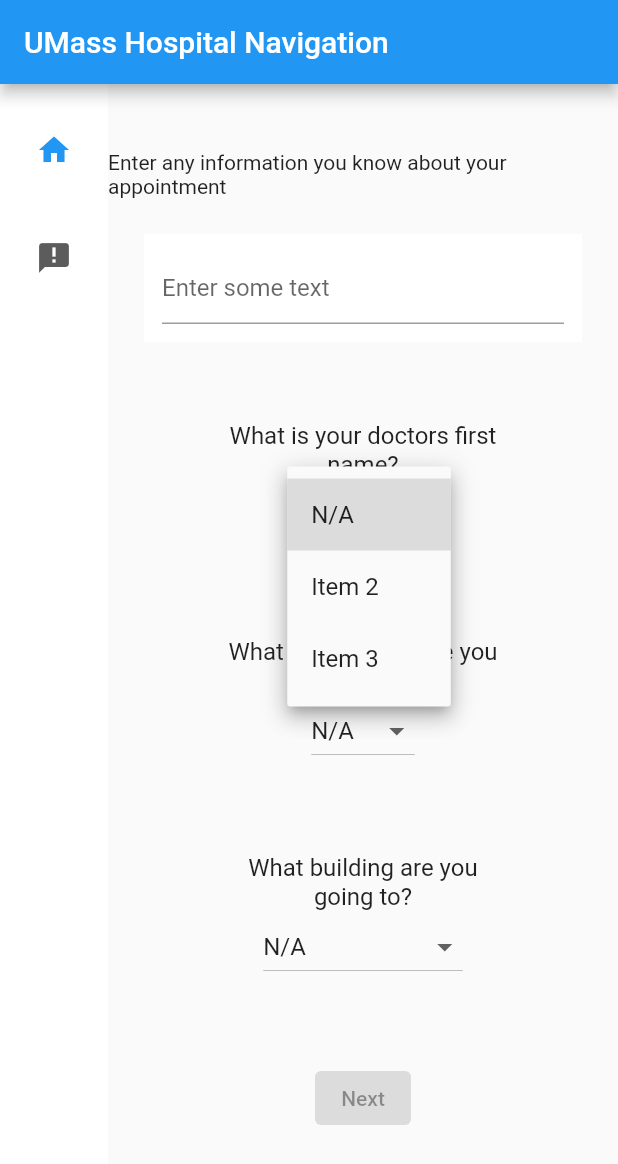
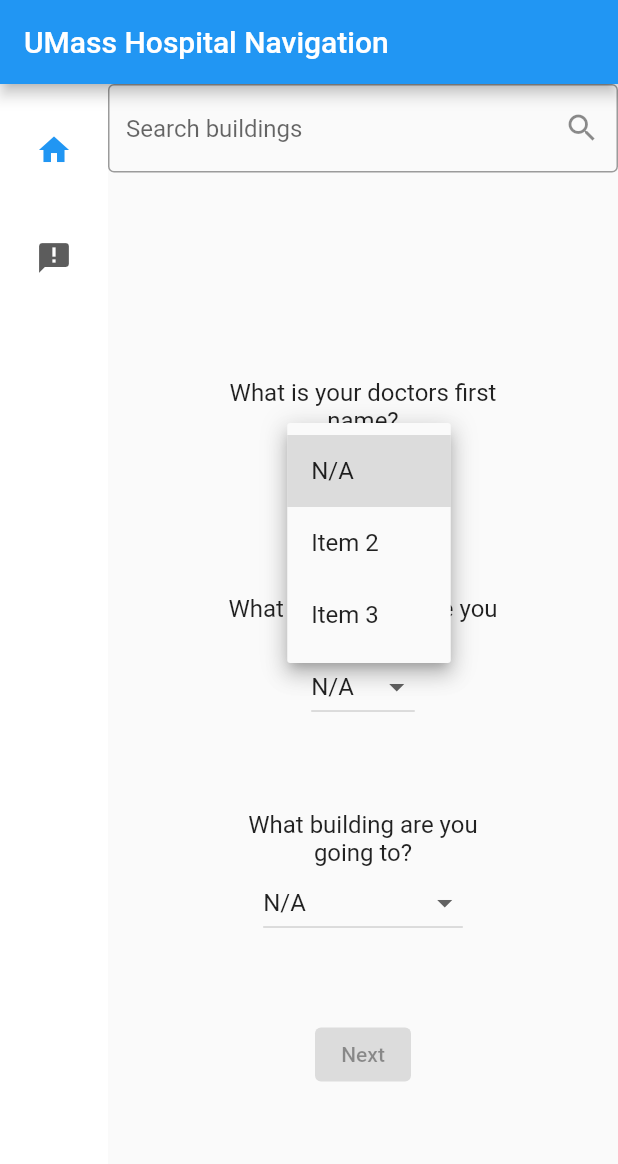
Before and after one commit to zzberries/flutter_test1, a Flutter app: the screen it shows after launch, after a tap on "N/A", on a phone screen of 412 x 824 dp. Shown: the top 1164 px of the screen. Run offline on Flutter 3.47's test engine with Material 2 defaults, Android fonts, the phone set to English and light mode, and no system bars; our stand-ins replace cloud_firestore, firebase_core, flutter_map, latlong2; missing offline and left inert: latlng; accounts and stored records are empty.

Commit message:
Half working search thing

```diff
--- a/lib/main.dart
+++ b/lib/main.dart
@@ -17,24 +17,14 @@ import 'package:flutter/widgets.dart';
 import 'map-page.dart';
 
 
+void main() async {
 
-void main() async {
-  runApp(const MyApp());
-
+  WidgetsFlutterBinding.ensureInitialized();
   await Firebase.initializeApp(
     options: DefaultFirebaseOptions.currentPlatform,
   );
+  runApp(const MyApp());
 
-  FirebaseFirestore db = FirebaseFirestore.instance;
-
-  final docRef = db.collection("dcotors").doc("doctor1");
-  docRef.get().then(
-    (DocumentSnapshot doc) {
-      final data = doc.data() as Map<String, dynamic>;
-      print(data);
-    },
-    onError: (e) => print("Error getting document: $e"),
-  );
 }
 
 String building = "";
@@ -129,7 +119,6 @@ class _MyHomePageState extends State<MyHomePage> {
     ];
     return menuItems;
   }
-
   */
   var selectedIndex = 0;
 
@@ -144,7 +133,7 @@ class _MyHomePageState extends State<MyHomePage> {
     Widget page;
     switch (selectedIndex) {
       case 0:
-        page = const GeneratorPage();
+        page = SearchPage();
         break;
       case 1:
         page = OpeningPage();
@@ -184,7 +173,10 @@ class _MyHomePageState extends State<MyHomePage> {
             ),
             Expanded(
               child: Container(
-                color: Theme.of(context).colorScheme.primaryContainer,
+                color: Theme
+                    .of(context)
+                    .colorScheme
+                    .primaryContainer,
                 child: page,
               ),
             ),
@@ -197,210 +189,6 @@ class _MyHomePageState extends State<MyHomePage> {
 // This trailing comma makes auto-formatting nicer for build methods.
 }
 
-class GeneratorPage extends StatefulWidget {
-  const GeneratorPage({super.key});
-
-  @override
-  State<GeneratorPage> createState() => _GeneratorPageState();
-}
-
-class _GeneratorPageState extends State<GeneratorPage> {
-  int _counter = 0;
-  TextEditingController _textFieldController = TextEditingController();
-  bool _isTextFieldFilled = false;
-
-  void _incrementCounter() {
-    setState(() {
-      // This call to setState tells the Flutter framework that something has
-      // changed in this State, which causes it to rerun the build method below
-      // so that the display can reflect the updated values. If we changed
-      // _counter without calling setState(), then the build method would not be
-      // called again, and so nothing would appear to happen.
-      _counter++;
-    });
-  }
-
-  @override
-  Widget build(BuildContext context) {
-    IconData icon;
-    icon = Icons.arrow_drop_down;
-
-    return Material(
-      child: Center(
-        // Center is a layout widget. It takes a single child and positions it
-        // in the middle of the parent.
-
-        child: Expanded(
-          child: Column(
-            // Column is also a layout widget. It takes a list of children and
-            // arranges them vertically. By default, it sizes itself to fit its
-            // children horizontally, and tries to be as tall as its parent.
-            //
-            // Invoke "debug painting" (press "p" in the console, choose the
-            // "Toggle Debug Paint" action from the Flutter Inspector in Android
-            // Studio, or the "Toggle Debug Paint" command in Visual Studio Code)
-            // to see the wireframe for each widget.
-            //
-            // Column has various properties to control how it sizes itself and
-            // how it positions its children. Here we use mainAxisAlignment to
-            // center the children vertically; the main axis here is the vertical
-            // axis because Columns are vertical (the cross axis would be
-            // horizontal).
-            mainAxisAlignment: MainAxisAlignment.center,
-            children: <Widget>[
-              const Text(
-                'Enter any information you know about your appointment',
-              ),
-              Container(
-                margin: EdgeInsets.all(24),
-                padding: EdgeInsets.all(12),
-                child: TextField(
-                  controller: _textFieldController,
-                  onChanged: (text) {
-                    setState(() {
-                      _isTextFieldFilled = text.isNotEmpty;
-                    });
-                  },
-                  decoration: InputDecoration(
-                    hintText: 'Enter some text',
-                  ),
-                ),
-                decoration: BoxDecoration(color: Colors.white),
-              ),
-              Column(
-                mainAxisSize: MainAxisSize.min,
-                children: [
-                  //Icon(Icons.star, color: Colors.green[500]),
-                  //Icon(Icons.star, color: Colors.green[500]),
-                  // Icon(Icons.star, color: Colors.green[500]),
-                  //const Icon(Icons.star, color: Colors.black),
-                  // const Icon(Icons.star, color: Colors.black),
-
-                  Container(
-                    margin: EdgeInsets.all(24),
-                    padding: EdgeInsets.all(5),
-                    width: 200,
-                    child: Column(
-                      children: [
-                        Text('What is your doctors first name?',
-                            textAlign: TextAlign.center,
-                            style: TextStyle(
-                              fontSize: 16, // set the font size to 16
-                            )),
-                        CustomDropdownButton(
-                          items: ['N/A', 'Item 2', 'Item 3'],
-                          selectedItem: 'N/A',
-                          onChanged: (String newValue) {
-                            if (newValue != 'N/A') {
-                              setState(() {
-                                _isTextFieldFilled = true;
-                              });
-                            }
-                            if (newValue == 'N/A') {
-                              setState(() {
-                                _isTextFieldFilled = false;
-                              });
-                            }
-                          },
-                        ),
-                      ],
-                    ),
-                  ),
-                  Container(
-                    margin: EdgeInsets.all(24),
-                    padding: EdgeInsets.all(5),
-                    width: 200,
-                    child: Column(
-                      children: [
-                        Text('What department are you going to?',
-                            textAlign: TextAlign.center,
-                            style: TextStyle(
-                              fontSize: 16, // set the font size to 16
-                            )),
-                        CustomDropdownButton(
-                          items: ['N/A', 'Item 2', 'Item 3'],
-                          selectedItem: 'N/A',
-                          onChanged: (String newValue) {
-                            if (newValue != 'N/A') {
-                              setState(() {
-                                _isTextFieldFilled = true;
-                              });
-                            }
-                            if (newValue == 'N/A') {
-                              setState(() {
-                                _isTextFieldFilled = false;
-                              });
-                            }
-                          },
-                        ),
-                      ],
-                    ),
-                  ),
-
-                  Container(
-                    margin: EdgeInsets.all(24),
-                    padding: EdgeInsets.all(5),
-
-                    width: 200,
-                    child: Column(
-                      children: [
-                        Text('What building are you going to?',
-                            textAlign: TextAlign.center,
-                            style: TextStyle(
-                              fontSize: 16, // set the font size to 16
-                            )),
-                        CustomDropdownButton(
-                          items: [
-                            'N/A',
-                            'ACC',
-                            'Aaron Lazare',
-                            'Medical School'
-                          ],
-                          selectedItem: 'N/A',
-                          onChanged: (String newValue) {
-                            building = newValue;
-                            if (newValue != 'N/A') {
-                              setState(() {
-                                _isTextFieldFilled = true;
-                              });
-                            }
-                            if (newValue == 'N/A') {
-                              setState(() {
-                                _isTextFieldFilled = false;
-                              });
-                            }
-                          },
-                        ),
-                      ],
-                    ),
-                    //decoration: BoxDecoration(color: Colors.white),
-                  ),
-
-                  Container(
-                    margin: EdgeInsets.all(24),
-                    child: ElevatedButton(
-                      child: const Text('Next'),
-                      onPressed: _isTextFieldFilled
-                          ? () {
-                              Navigator.push(
-                                context,
-                                MaterialPageRoute(
-                                    builder: (context) =>
-                                        const FavoritesPage()),
-                              );
-                            }
-                          : null,
-                    ),
-                  ),
-                ],
-              ),
-            ],
-          ),
-        ),
-      ),
-    );
-  }
-}
 
 
   class OpeningPage extends StatefulWidget {
@@ -471,3 +259,233 @@ class _CustomDropdownButtonState extends State<CustomDropdownButton> {
   );
   }
   }
+//creates a list from firebase document
+  class FirebaseListScreen extends StatelessWidget {
+  @override
+  Widget build(BuildContext context) {
+  return Scaffold(
+  appBar: AppBar(
+  title: Text('Firebase List'),
+  ),
+  body: StreamBuilder<DocumentSnapshot>(
+  stream: FirebaseFirestore.instance
+      .collection('buildings')
+      .doc('11')
+      .collection('my_collection')
+      .doc('my_document')
+      .snapshots(),
+  builder: (context, snapshot) {
+  if (!snapshot.hasData) {
+  return Center(
+  child: CircularProgressIndicator(),
+  );
+  }
+
+  final data = snapshot.data!.data() as Map<String, dynamic>;
+  final myList = data['my_list'] as List<dynamic>;
+
+  return ListView.builder(
+  itemCount: myList.length,
+  itemBuilder: (context, index) {
+  final item = myList[index];
+  return ListTile(
+  title: Text(item),
+  );
+  },
+  );
+  },
+  ),
+  );
+  }
+  }
+
+class SearchPage extends StatefulWidget {
+  @override
+  _SearchPageState createState() => _SearchPageState();
+}
+
+class _SearchPageState extends State<SearchPage> {
+  final CollectionReference doctorsRef =
+  FirebaseFirestore.instance.collection('buildings');
+  List<String> _suggestions = [];
+  TextEditingController _searchController = TextEditingController();
+  bool _isTextFieldFilled = false;
+
+  @override
+  Widget build(BuildContext context) {
+    return Material(
+        child: Column(
+          children: [
+            TextField(
+              controller: _searchController,
+              onChanged: (value) {
+                _getSuggestions(value);
+              },
+              decoration: InputDecoration(
+                hintText: 'Search buildings',
+                border: OutlineInputBorder(),
+                suffixIcon: Icon(Icons.search),
+              ),
+            ),
+            SizedBox(height: 8),
+            Container(
+              height: 100,
+              child: ListView.builder(
+                itemCount: _suggestions.length,
+                itemBuilder: (context, index) {
+                  return ListTile(
+                    title: Text(_suggestions[index]),
+                    onTap: () {
+                      setState(() {
+                        _searchController.text = _suggestions[index];
+                        _isTextFieldFilled = true;
+                      });
+                    },
+                  );
+                },
+              ),
+            ),
+
+            Column(
+              mainAxisSize: MainAxisSize.min,
+              children: [
+                Container(
+                  margin: EdgeInsets.all(24),
+                  padding: EdgeInsets.all(5),
+                  width: 200,
+                  child: Column(
+                    children: [
+                      Text('What is your doctors first name?',
+                          textAlign: TextAlign.center,
+                          style: TextStyle(
+                            fontSize: 16, // set the font size to 16
+                          )),
+                      CustomDropdownButton(
+                        items: ['N/A', 'Item 2', 'Item 3'],
+                        selectedItem: 'N/A',
+                        onChanged: (String newValue) {
+                          if (newValue != 'N/A') {
+                            setState(() {
+                              _isTextFieldFilled = true;
+                            });
+                          }
+                          if (newValue == 'N/A') {
+                            setState(() {
+                              _isTextFieldFilled = false;
+                            });
+                          }
+                        },
+                      ),
+                    ],
+                  ),
+                ),
+                Container(
+                  margin: EdgeInsets.all(24),
+                  padding: EdgeInsets.all(5),
+                  width: 200,
+                  child: Column(
+                    children: [
+                      Text('What department are you going to?',
+                          textAlign: TextAlign.center,
+                          style: TextStyle(
+                            fontSize: 16, // set the font size to 16
+                          )),
+                      CustomDropdownButton(
+                        items: ['N/A', 'Item 2', 'Item 3'],
+                        selectedItem: 'N/A',
+                        onChanged: (String newValue) {
+                          if (newValue != 'N/A') {
+                            setState(() {
+                              _isTextFieldFilled = true;
+                            });
+                          }
+                          if (newValue == 'N/A') {
+                            setState(() {
+                              _isTextFieldFilled = false;
+                            });
+                          }
+                        },
+                      ),
+                    ],
+                  ),
+                ),
+                Container(
+                  margin: EdgeInsets.all(24),
+                  padding: EdgeInsets.all(5),
+                  width: 200,
+                  child: Column(
+                    children: [
+                      Text('What building are you going to?',
+                          textAlign: TextAlign.center,
+                          style: TextStyle(
+                            fontSize: 16, // set the font size to 16
+                          )),
+                      CustomDropdownButton(
+                        items: [
+                          'N/A',
+                          'ACC',
+                          'Aaron Lazare',
+                          'Medical School'
+                        ],
+                        selectedItem: 'N/A',
+                        onChanged: (String newValue) {
+                          building = newValue;
+                          if (newValue != 'N/A') {
+                            setState(() {
+                              _isTextFieldFilled = true;
+                            });
+                          }
+                          if (newValue == 'N/A') {
+                            setState(() {
+                              _isTextFieldFilled = false;
+                            });
+                          }
+                        },
+                      ),
+                    ],
+                  ),
+                ),
+                Container(
+                  margin: EdgeInsets.all(24),
+                  child: ElevatedButton(
+                    child: const Text('Next'),
+                    onPressed: _isTextFieldFilled
+                        ? () {
+                      Navigator.push(
+                        context,
+                        MaterialPageRoute(
+                            builder: (context) =>
+
+
+                            const FavoritesPage()),
+                      );
+                    }
+                        : null,
+                  ),
+                ),
+              ],
+            ),
+
+          ],
+        )
+    );
+  }
+
+  void _getSuggestions(String query) async {
+    List<String> suggestions = [];
+    QuerySnapshot querySnapshot = await doctorsRef
+        .where('building_name', isGreaterThanOrEqualTo: query)
+        .get();
+    querySnapshot.docs.forEach((doc) {
+      final data = doc.data() as Map<String, dynamic>;
+      String buildingName = data['building_name'];
+      if (buildingName.toLowerCase().contains(query.toLowerCase())) {
+        suggestions.add(buildingName);
+      }
+    });
+
+    setState(() {
+      _suggestions = suggestions;
+    });
+  }
+}
--- a/lib/map-page.dart
+++ b/lib/map-page.dart
@@ -139,7 +139,7 @@ class _FavoritesPageState extends State<FavoritesPage> {
         onPressed: () {
           Navigator.pop(
             context,
-            MaterialPageRoute(builder: (context) => const GeneratorPage()),
+            MaterialPageRoute(builder: (context) => SearchPage()),
           );
         },
         label: Text('Back'),
```
Also changed, not shown: pubspec.yaml (line endings or trailing spaces), 9 other files. Lines whose indentation alone changed are shown as unchanged.
